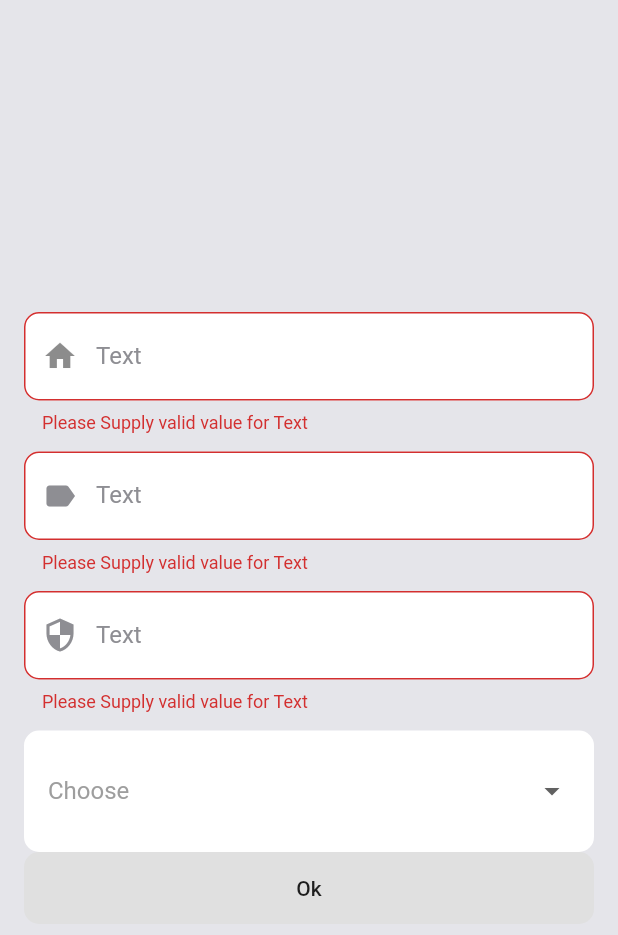
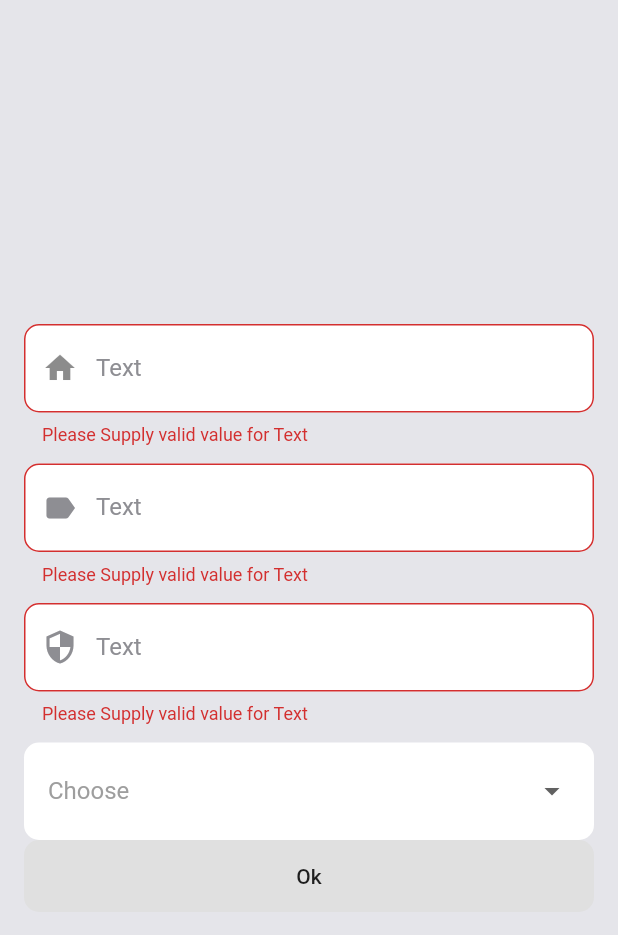
Before and after one commit to gondaimgano/gondai_ui_package, a Flutter app: the screen it shows after launch, after a tap on "Ok", on a phone screen of 412 x 824 dp. Shown: the top 935 px of the screen. Run offline on Flutter 3.47's test engine with Material 2 defaults, Android fonts, the phone set to English and light mode, and no system bars; our stand-ins replace gradient_widgets; key blocks and very long unbroken strings in the code were emptied for the run.

Commit message:
changed popdropDown UI

```diff
--- a/lib/dropdown_form_field.dart
+++ b/lib/dropdown_form_field.dart
@@ -48,7 +48,7 @@ class DropDownFormField extends FormField<dynamic> {
           crossAxisAlignment: CrossAxisAlignment.start,
           children: <Widget>[
             Padding(
-              padding: const EdgeInsets.all(8.0),
+              padding: const EdgeInsets.symmetric(horizontal: 8.0),
               child: DropdownButtonHideUnderline(
                 child: DropdownButton<dynamic>(
                   isExpanded: true,
```
